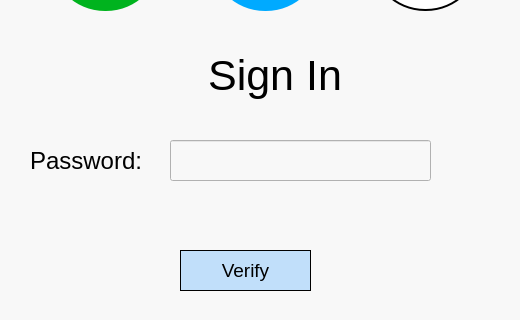
First picture: the form in UI_Files/Password Sign In.ui, repository StegoMailo/Desktop-App, before the edit; both pictures show x 0 to 520 and y 160 to 480 of the 520 by 630 pixel window.
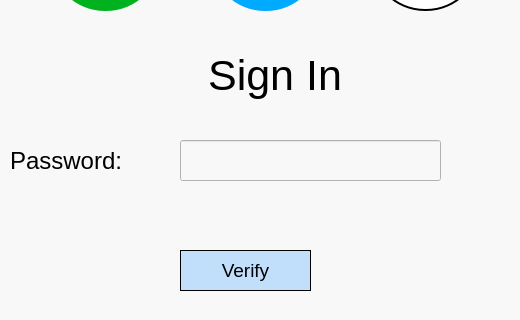
Second picture: the form after the edit.

```diff
--- a/UI_Files/Password Sign In.ui
+++ b/UI_Files/Password Sign In.ui
@@ -19,9 +19,9 @@
   <widget class="QLabel" name="txtPassword">
    <property name="geometry">
     <rect>
-     <x>30</x>
+     <x>10</x>
      <y>300</y>
-     <width>121</width>
+     <width>141</width>
      <height>41</height>
     </rect>
    </property>
@@ -37,7 +37,7 @@
   <widget class="QLineEdit" name="tfPassword">
    <property name="geometry">
     <rect>
-     <x>170</x>
+     <x>180</x>
      <y>300</y>
      <width>261</width>
      <height>41</height>
```
